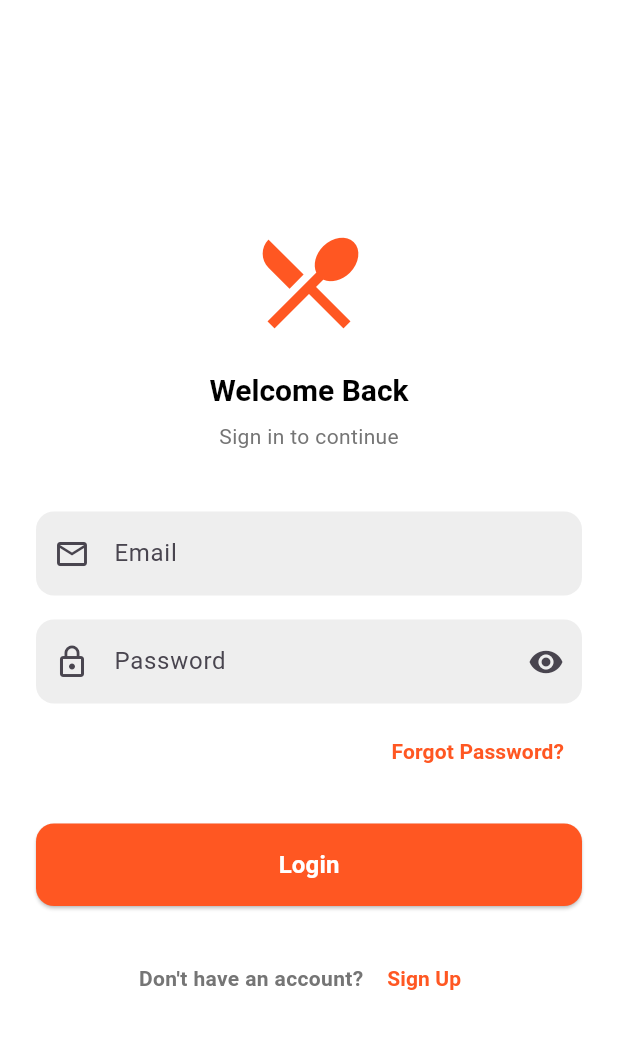
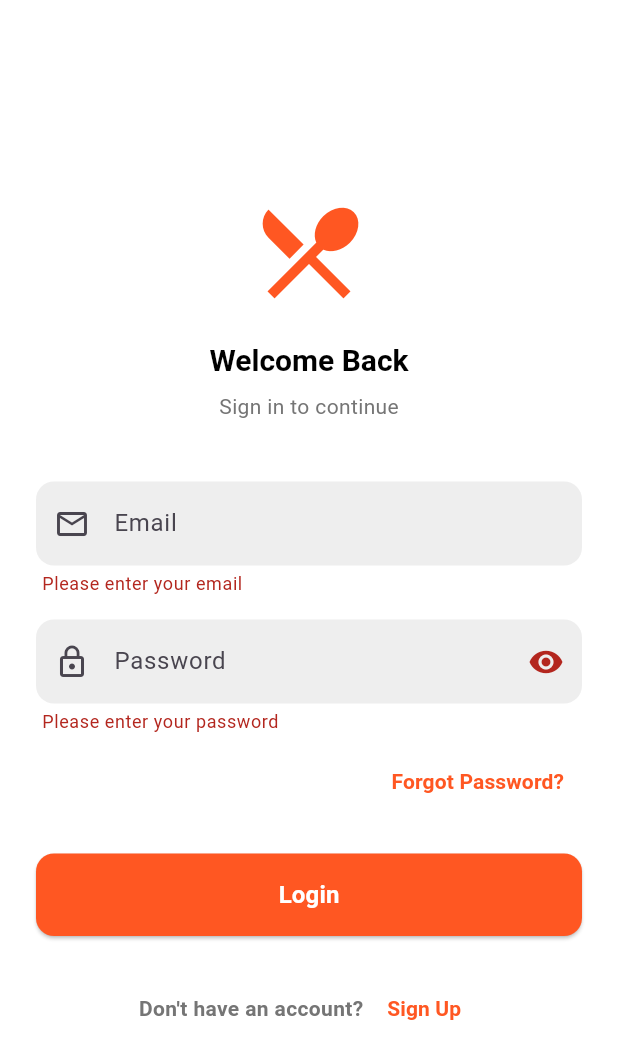
Before and after one commit to KhalilHen/pt_pick_up_platform, a Flutter app: the LoginPage screen opened directly, after a tap on "Login", on a phone screen of 412 x 824 dp. Shown: the top 1059 px of the screen. Run offline on Flutter 3.47's test engine with Material 3 defaults, Android fonts, the phone set to English and light mode, and no system bars; our stand-ins replace firebase_core, introduction_screen, line_icons, shared_preferences, supabase_flutter; accounts and stored records are empty; generated files the repository leaves out were written again; network calls fail; key blocks and very long unbroken strings in the code were emptied for the run.

Commit message:
Added some routes and  added the login functionality

```diff
--- a/lib/pages/login.dart
+++ b/lib/pages/login.dart
@@ -12,12 +12,13 @@ class _LoginPageState extends State<LoginPage> {
   final emailController = TextEditingController();
   final passwordController = TextEditingController();
   bool isPasswordVisible = false;
-  final authService =  AuthService();
+  final authService = AuthService();
+  final formKey = GlobalKey<FormState>();
 
   @override
   void dispose() {
     emailController.dispose();
-   passwordController .dispose();
+    passwordController.dispose();
     super.dispose();
   }
 
@@ -29,10 +30,11 @@ class _LoginPageState extends State<LoginPage> {
         child: Center(
           child: SingleChildScrollView(
             padding: const EdgeInsets.all(24.0),
+            child: Form(
+              key: formKey,
               child: Column(
                 mainAxisAlignment: MainAxisAlignment.center,
                 children: [
-                // Logo or App Name
                   Icon(
                     Icons.restaurant_menu,
                     size: 80,
@@ -53,8 +55,8 @@ class _LoginPageState extends State<LoginPage> {
                   ),
                   const SizedBox(height: 40),
 
-                // Email TextField
-                TextField(
+                  // Email TextFormField
+                  TextFormField(
                     controller: emailController,
                     decoration: InputDecoration(
                       hintText: 'Email',
@@ -67,11 +69,20 @@ class _LoginPageState extends State<LoginPage> {
                       fillColor: Colors.grey[200],
                       contentPadding: const EdgeInsets.symmetric(vertical: 16),
                     ),
+                    validator: (value) {
+                      if (value == null || value.isEmpty) {
+                        return 'Please enter your email';
+                      }
+                      else if (!value.contains('@')) {
+                        return 'Please enter a valid email';
+                      }
+                      return null;
+                    },
                   ),
                   const SizedBox(height: 16),
 
-                // Password TextField
-                TextField(
+                  // Password TextFormField
+                  TextFormField(
                     controller: passwordController,
                     obscureText: !isPasswordVisible,
                     decoration: InputDecoration(
@@ -95,17 +106,22 @@ class _LoginPageState extends State<LoginPage> {
                       fillColor: Colors.grey[200],
                       contentPadding: const EdgeInsets.symmetric(vertical: 16),
                     ),
+                    validator: (value) {
+                      if (value == null || value.isEmpty) {
+                        return 'Please enter your password';
+                      }
+                      return null;
+                    },
                   ),
                   const SizedBox(height: 8),
 
                   Align(
                     alignment: Alignment.centerRight,
                     child: TextButton(
-                    onPressed: () {
-                    },
-                    child: Text(
+                      onPressed: () {},
+                      child:  const Text(
                         'Forgot Password?',
-                      style: TextStyle(
+                        style:  TextStyle(
                           color: Colors.deepOrange,
                           fontWeight: FontWeight.bold,
                         ),
@@ -118,10 +134,11 @@ class _LoginPageState extends State<LoginPage> {
                     width: double.infinity,
                     child: ElevatedButton(
                       onPressed: () {
-                      authService.signInWithEmailAndPassword(
-                        email: emailController.text,
-                        password: passwordController.text,
+                        if (formKey.currentState?.validate() ?? false) {
+                          authService.checkUser(
+                            emailController.text, passwordController.text, formKey
                           );
+                        }
                       },
                       style: ElevatedButton.styleFrom(
                         backgroundColor: Colors.deepOrange,
@@ -150,8 +167,7 @@ class _LoginPageState extends State<LoginPage> {
                         style: TextStyle(color: Colors.grey[600]),
                       ),
                       TextButton(
-                      onPressed: () {
-                      },
+                        onPressed: () {},
                         child: const Text(
                           'Sign Up',
                           style: TextStyle(
@@ -167,6 +183,7 @@ class _LoginPageState extends State<LoginPage> {
             ),
           ),
         ),
+      ),
     );
   }
 }
--- a/lib/routes/routes.dart
+++ b/lib/routes/routes.dart
@@ -2,6 +2,7 @@ import 'package:flutter/material.dart';
 import 'package:pt_pick_up_platform/auth/auth_gate.dart';
 import 'package:pt_pick_up_platform/onboarding/start_page.dart';
 import 'package:pt_pick_up_platform/pages/homepage.dart';
+import 'package:pt_pick_up_platform/pages/login.dart';
 
 class Routes {
   static const String onBoarding = '/onboarding';
@@ -16,7 +17,7 @@ class Routes {
     onBoarding: (context) => Introduction(),
     authGate: (context) => AuthGate(),
     home: (context) => HomePage(),
-    // login: (context) => Login(),
+    login: (context) => LoginPage(),
     // signUp: (context) => SignUp(),
 };
 
```
Also changed, not shown: lib/auth/auth_service.dart (+31 -0 lines). Lines whose indentation alone changed are shown as unchanged.
